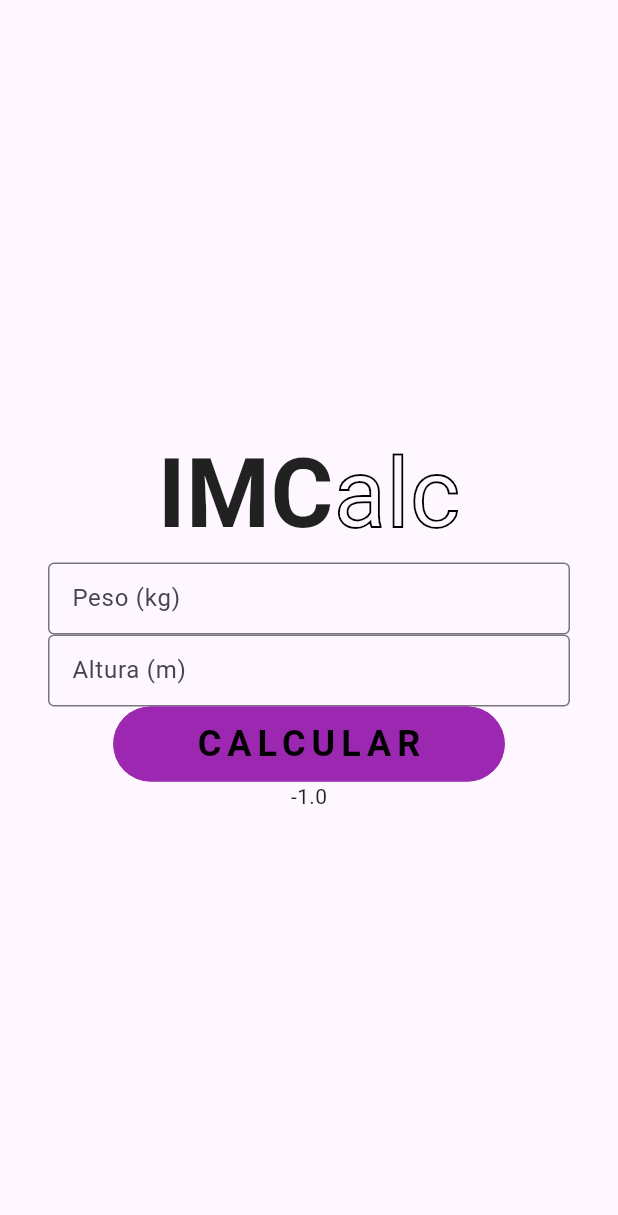
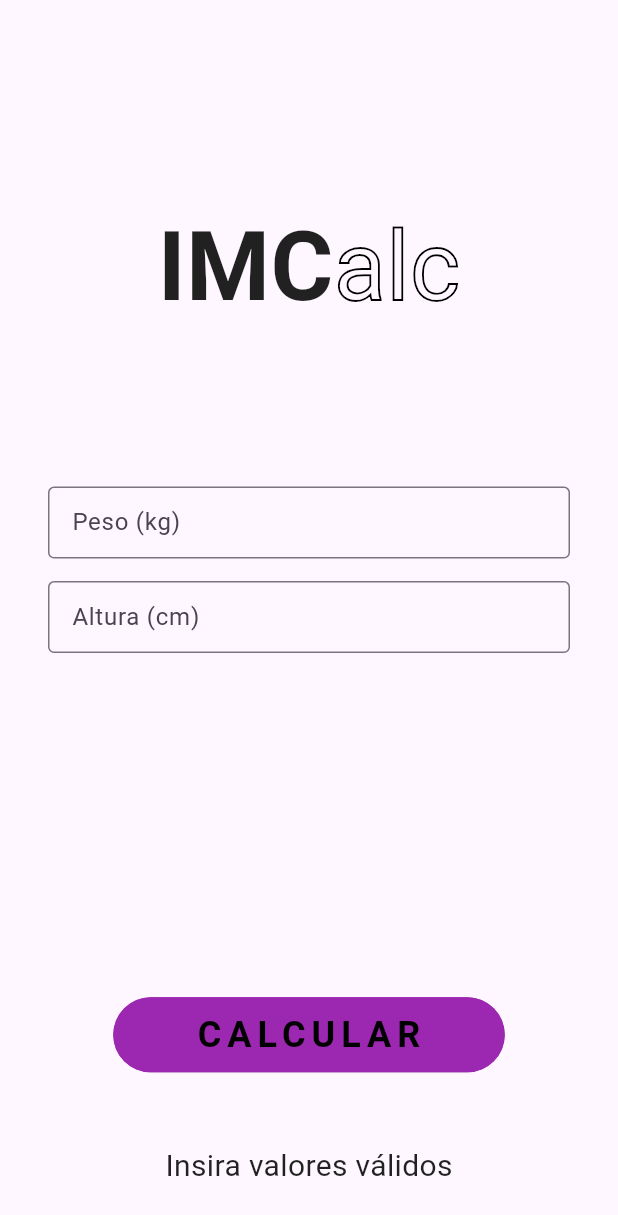
Before and after one commit to JustNat/imc_calc, a Flutter app: the screen it shows after launch, after a tap on "CALCULAR", on a phone screen of 412 x 824 dp. Shown: the top 1215 px of the screen. Run offline on Flutter 3.47's test engine with Material 2 defaults, Android fonts, the phone set to English and light mode, and no system bars; our stand-ins replace google_fonts.

Commit message:
mudanças no design da main.dart e mudança no metodo da calculator.dart

```diff
--- a/lib/Classes/calculator.dart
+++ b/lib/Classes/calculator.dart
@@ -3,15 +3,16 @@ import 'dart:math';
 class Calculator {
   Calculator._();
 
-  static double imcCalc(double weight, double height) {
+  static String imcCalc(double weight, double height) {
     if (weight <= 0 || height <= 0) {
-      return -1;
+      return 'Insira valores válidos';
     } else {
       try {
-        return weight / pow(height, 2);
-      } catch (e) {
-        return -1;
-      }
+        height = height / 100;
+        return (weight / pow(height, 2)).toStringAsFixed(2);
+    } catch (e) {
+        return '$e';
+    }
     }
   }
 }
--- a/lib/main.dart
+++ b/lib/main.dart
@@ -32,9 +32,9 @@ class HomePage extends StatefulWidget {
 
 class _HomePageState extends State<HomePage> {
   // TODO : saber onde exatamente se obterá height and weight
-  double result = 0;
-  double height = 0;
-  double weight = 0;
+  String result = '';
+  double? height = 0;
+  double? weight = 0;
 
   @override
   Widget build(BuildContext context) {
@@ -46,10 +46,18 @@ class _HomePageState extends State<HomePage> {
           child: Column(
             mainAxisAlignment: MainAxisAlignment.center,
             children: <Widget>[
-              Row(
+              Expanded(
+                flex: 2,
+                child: Row(
                   mainAxisAlignment: MainAxisAlignment.center,
                   children: [
-                  const Text("IMC", style: TextStyle(fontSize: 64, fontWeight: FontWeight.w600)),
+                    const Text("IMC",
+                      style: TextStyle(
+                        fontSize: 64,
+                        fontWeight:
+                        FontWeight.w600
+                        )
+                      ),
                     Text("alc",
                       style: TextStyle(
                       fontSize: 64,
@@ -61,23 +69,33 @@ class _HomePageState extends State<HomePage> {
                       )
                   ],
                 ),
-              const TextField(
+              ),
+              Expanded(
+                flex: 2,
+                child: Column(
+                  children: [
+                    TextField(
                     keyboardType: TextInputType.number,
                     textAlign: TextAlign.justify,
-                decoration: InputDecoration(
+                    decoration: const InputDecoration(
                     border: OutlineInputBorder(),
                     contentPadding: EdgeInsets.symmetric(horizontal: 12, vertical: 12),
-                  labelText: 'Peso (kg)')
+                    labelText: 'Peso (kg)'),
+                    onChanged: (value) => weight = double.tryParse(value)
                   ),
-              const TextField(
+                    const SizedBox(height: 15),
+                    TextField(
                       keyboardType: TextInputType.number,
                       textAlign: TextAlign.justify,
-                decoration: InputDecoration(
+                      decoration: const InputDecoration(
                         border: OutlineInputBorder(),
                         contentPadding: EdgeInsets.symmetric(horizontal: 12, vertical: 12),
-                  labelText: 'Altura (m)')
+                        labelText: 'Altura (cm)'),
+                        onChanged: (value) => height = double.tryParse(value)
                       ),
-                Row(
+                  ],)),
+                Expanded(
+                  child: Row(
                     children: [
                       const Expanded(
                         flex: 1,
@@ -87,8 +105,8 @@ class _HomePageState extends State<HomePage> {
                         child: TextButton(
                           style: ButtonStyle(
                             backgroundColor: const MaterialStatePropertyAll<Color>(Colors.purple),
-                          shape: MaterialStateProperty.all
-                            (RoundedRectangleBorder(
+                            shape: MaterialStateProperty.all(
+                              RoundedRectangleBorder(
                                 borderRadius: BorderRadius.circular(25),
                                 side: const BorderSide(color: Colors.purple)
                                 )
@@ -96,7 +114,7 @@ class _HomePageState extends State<HomePage> {
                             ),
                           onPressed: () {
                             setState(() {
-                            result = Calculator.imcCalc(weight, height);
+                              result = Calculator.imcCalc(weight ?? 0, height ?? 0);
                             });
                           },
                           child: const Text("CALCULAR",
@@ -110,10 +128,12 @@ class _HomePageState extends State<HomePage> {
                       ),
                       const Expanded(
                         flex: 1,
-                      child: SizedBox())
+                        child: SizedBox()
+                      )
                     ],
                   ),
-              Text('$result')
+                ),
+              Text(result, style: const TextStyle(fontSize: 20))
               ],
             )
           ),
```
Lines whose indentation alone changed are shown as unchanged.
